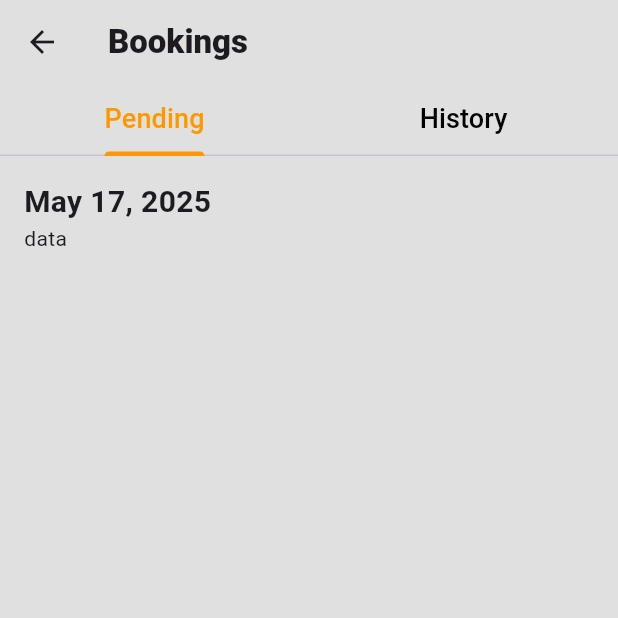
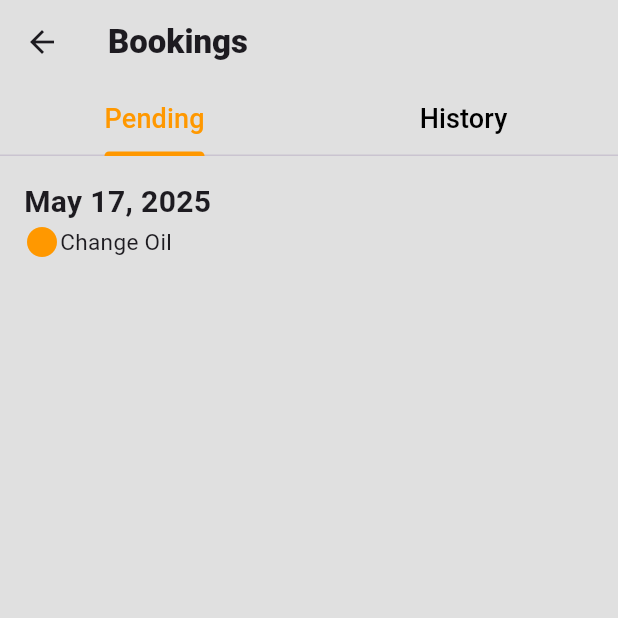
Before and after one commit to TechPyllars2024/AutoCareAutomotive, a Flutter app: the AutomotiveBookingScreen screen opened directly, on a phone screen of 412 x 824 dp, the top half of it. Run offline on Flutter 3.47's test engine with Material 3 defaults, Android fonts, the phone set to English and light mode, and no system bars; our stand-ins replace cloud_firestore, curved_navigation_bar, firebase_auth, firebase_core, firebase_storage, flutter_animate and 4 more; missing offline and left inert: flutter_pannable_rating_bar; accounts and stored records are empty.

Commit message:
update: booking services type

```diff
--- a/lib/Booking Mangement/screens/automotive_booking.dart
+++ b/lib/Booking Mangement/screens/automotive_booking.dart
@@ -43,16 +43,19 @@ class _AutomotiveBookingState extends State<AutomotiveBookingScreen> {
                     alignment: Alignment.topLeft, // Align text to the left
                     child: Text(
                       'May 17, 2025',
-                      style: TextStyle(fontWeight: FontWeight.bold, fontSize: 20),
+                      style:
+                          TextStyle(fontWeight: FontWeight.bold, fontSize: 20),
                     ),
                   ),
                   Row(
+                    children: [
+                      Icon(Icons.circle, color: Colors.orange,),
+                      Text('Change Oil', style: TextStyle(fontSize: 15),)
 
-                    children: [Text('data')],
+                    ],
                   ),
                 ],
               ),
-
             ),
             // The second tab content
             Center(child: Text('Booking History')),
```
